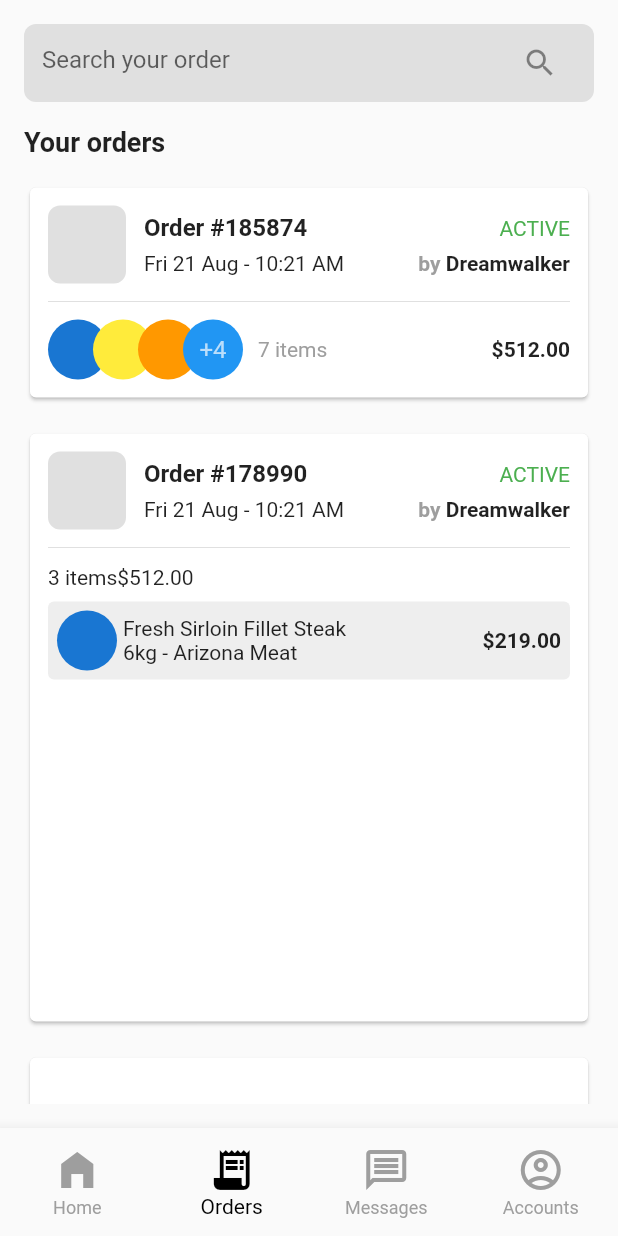
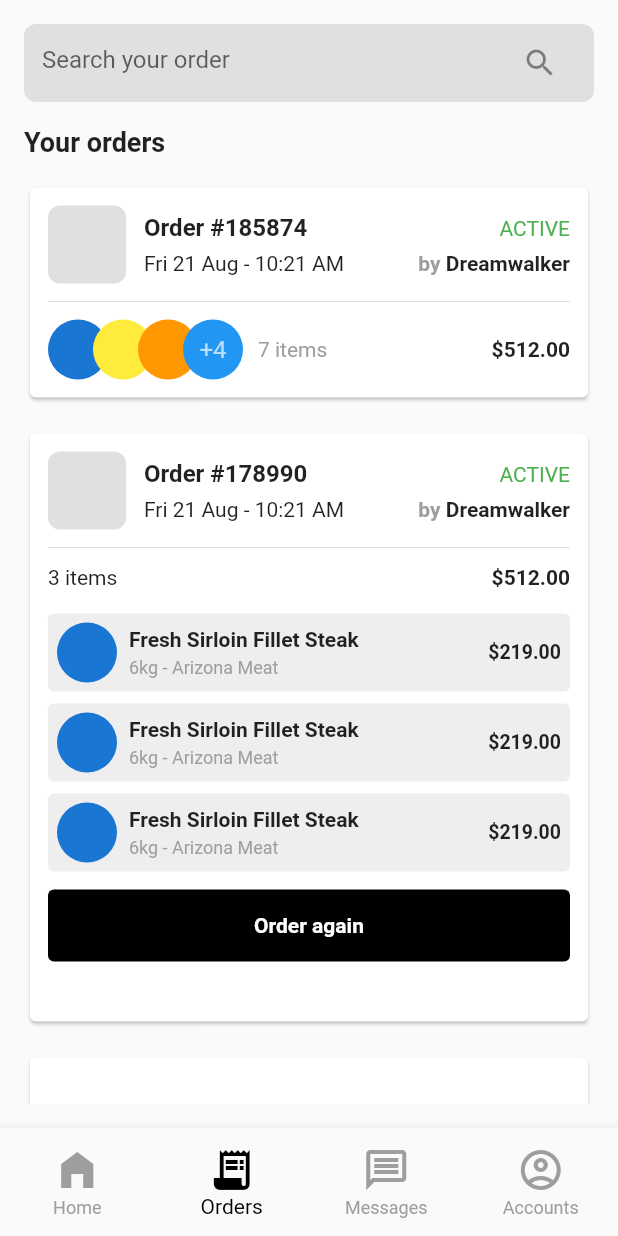
Before and after one commit to JAICHANGPARK/flutter_notebook_chapter_24, a Flutter app: the OrderingMainPage screen opened directly, item 2 of the bottom bar chosen, on a phone screen of 412 x 824 dp. Run offline on Flutter 3.47's test engine with Material 2 defaults, Android fonts, the phone set to English and light mode, and no system bars; our stand-ins replace flutter_riverpod, freezed_annotation, ionicons, percent_indicator; missing offline and left inert: crypto_font_icons; network calls fail.

Commit message:
Update ordering_order_page.dart

```diff
--- a/lib/ep1389_ordering_app/view/ordering_order_page.dart
+++ b/lib/ep1389_ordering_app/view/ordering_order_page.dart
@@ -261,10 +261,19 @@ class _OrderingOrderPageState extends State<OrderingOrderPage> {
                               height: 24,
                             ),
                             Row(
+                              mainAxisAlignment: MainAxisAlignment.spaceBetween,
                               children: [
                                 Text("3 items"),
-                                Text("\$512.00"),
+                                Text(
+                                  "\$512.00",
+                                  style: TextStyle(
+                                    fontWeight: FontWeight.bold,
+                                  ),
+                                ),
                               ],
+                            ),
+                            SizedBox(
+                              height: 8,
                             ),
                             Container(
                               padding: EdgeInsets.all(6),
@@ -277,23 +286,127 @@ class _OrderingOrderPageState extends State<OrderingOrderPage> {
                                 children: [
                                   CircleAvatar(),
                                   SizedBox(
-                                    width: 4,
+                                    width: 8,
                                   ),
                                   Column(
                                     crossAxisAlignment: CrossAxisAlignment.start,
                                     children: [
-                                      Text("Fresh Sirloin Fillet Steak"),
-                                      Text("6kg - Arizona Meat"),
+                                      Text(
+                                        "Fresh Sirloin Fillet Steak",
+                                        style: TextStyle(
+                                          fontWeight: FontWeight.bold,
+                                        ),
+                                      ),
+                                      SizedBox(
+                                        height: 4,
+                                      ),
+                                      Text(
+                                        "6kg - Arizona Meat",
+                                        style: TextStyle(color: Colors.grey, fontSize: 12),
+                                      ),
                                     ],
                                   ),
                                   Spacer(),
                                   Text(
                                     "\$219.00",
-                                    style: TextStyle(
-                                      fontWeight: FontWeight.bold,
-                                    ),
+                                    style: TextStyle(fontWeight: FontWeight.bold, fontSize: 13),
                                   ),
                                 ],
+                              ),
+                            ),
+                            Container(
+                              padding: EdgeInsets.all(6),
+                              decoration: BoxDecoration(
+                                color: Colors.grey[200],
+                                borderRadius: BorderRadius.circular(4),
+                              ),
+                              margin: EdgeInsets.only(top: 8),
+                              child: Row(
+                                children: [
+                                  CircleAvatar(),
+                                  SizedBox(
+                                    width: 8,
+                                  ),
+                                  Column(
+                                    crossAxisAlignment: CrossAxisAlignment.start,
+                                    children: [
+                                      Text(
+                                        "Fresh Sirloin Fillet Steak",
+                                        style: TextStyle(
+                                          fontWeight: FontWeight.bold,
+                                        ),
+                                      ),
+                                      SizedBox(
+                                        height: 4,
+                                      ),
+                                      Text(
+                                        "6kg - Arizona Meat",
+                                        style: TextStyle(color: Colors.grey, fontSize: 12),
+                                      ),
+                                    ],
+                                  ),
+                                  Spacer(),
+                                  Text(
+                                    "\$219.00",
+                                    style: TextStyle(fontWeight: FontWeight.bold, fontSize: 13),
+                                  ),
+                                ],
+                              ),
+                            ),
+                            Container(
+                              padding: EdgeInsets.all(6),
+                              decoration: BoxDecoration(
+                                color: Colors.grey[200],
+                                borderRadius: BorderRadius.circular(4),
+                              ),
+                              margin: EdgeInsets.only(top: 8),
+                              child: Row(
+                                children: [
+                                  CircleAvatar(),
+                                  SizedBox(
+                                    width: 8,
+                                  ),
+                                  Column(
+                                    crossAxisAlignment: CrossAxisAlignment.start,
+                                    children: [
+                                      Text(
+                                        "Fresh Sirloin Fillet Steak",
+                                        style: TextStyle(
+                                          fontWeight: FontWeight.bold,
+                                        ),
+                                      ),
+                                      SizedBox(
+                                        height: 4,
+                                      ),
+                                      Text(
+                                        "6kg - Arizona Meat",
+                                        style: TextStyle(color: Colors.grey, fontSize: 12),
+                                      ),
+                                    ],
+                                  ),
+                                  Spacer(),
+                                  Text(
+                                    "\$219.00",
+                                    style: TextStyle(fontWeight: FontWeight.bold, fontSize: 13),
+                                  ),
+                                ],
+                              ),
+                            ),
+                            Container(
+                              height: 48,
+                              margin: EdgeInsets.symmetric(vertical: 12),
+                              decoration: BoxDecoration(
+                                color: Colors.black,
+                                borderRadius: BorderRadius.circular(4)
+                              ),
+                              child: Center(
+                                child: Text(
+                                  "Order again",
+                                  style: TextStyle(
+                                    fontWeight: FontWeight.bold,
+                                    color: Colors.white,
+                                  ),
+                                ),
                               ),
                             )
                           ],
```
